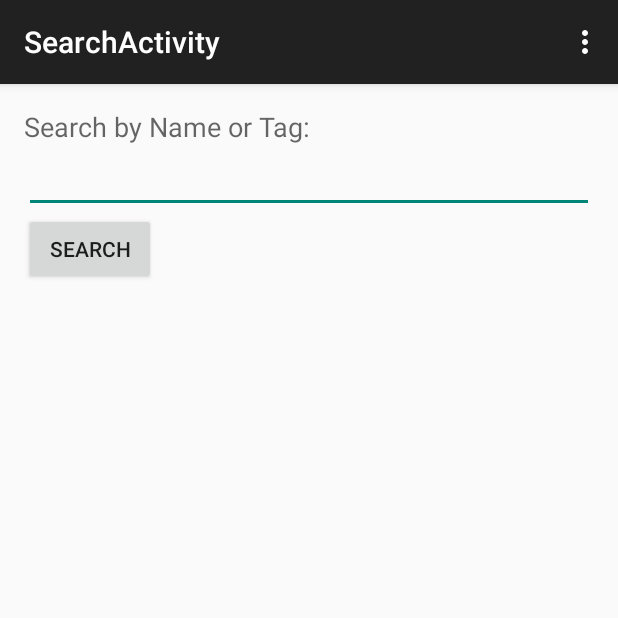
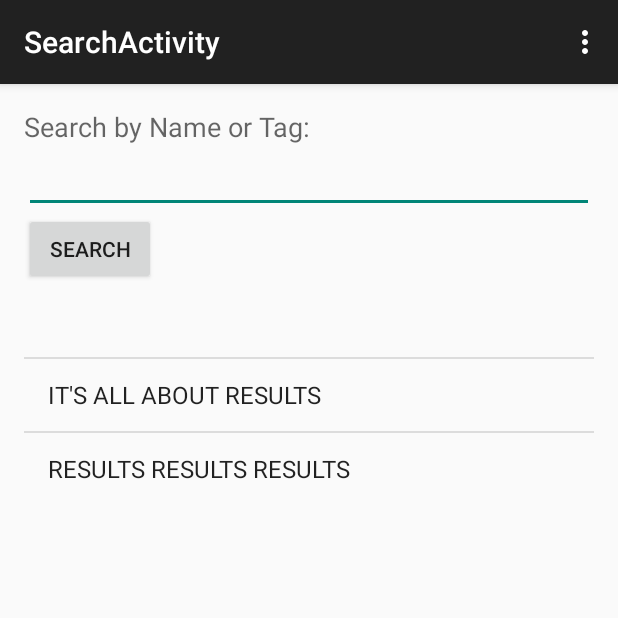
Before and after one commit to j-thiessen/restaurantguide-, an Android app: the SearchActivity screen opened directly, with no data from a screen before it, in the options menu, after a tap on "Settings", on a phone screen of 412 x 824 dp, the top half of it. Run offline under Robolectric (Android 15) with nearby library versions, the phone set to English and light mode, and no system bars.

Commit message:
search updated. now with more search

```diff
--- a/app/src/main/java/com/example/jordan/groupproject/MainActivity.java
+++ b/app/src/main/java/com/example/jordan/groupproject/MainActivity.java
@@ -14,7 +14,7 @@ public class MainActivity extends AppCompatActivity implements View.OnClickListe
         super.onCreate(savedInstanceState);
         setContentView(R.layout.activity_main);
 
-        findViewById(R.id.btnSearch).setOnClickListener(this);
+        findViewById(R.id.btnSearchSubmit).setOnClickListener(this);
         findViewById(R.id.btnView).setOnClickListener(this);
         findViewById(R.id.btnAdd).setOnClickListener(this);
         findViewById(R.id.btnAbout).setOnClickListener(this);
@@ -54,7 +54,7 @@ public class MainActivity extends AppCompatActivity implements View.OnClickListe
                 Intent att = new Intent(this, AddActivity.class);
                 startActivity(att);
                 break;
-            case R.id.btnSearch:
+            case R.id.btnSearchSubmit:
                 Intent lea = new Intent(this, SearchActivity.class);
                 startActivity(lea);
                 break;
--- a/app/src/main/java/com/example/jordan/groupproject/SearchActivity.java
+++ b/app/src/main/java/com/example/jordan/groupproject/SearchActivity.java
@@ -1,16 +1,28 @@
 package com.example.jordan.groupproject;
 
+import android.content.Intent;
 import android.support.v7.app.AppCompatActivity;
 import android.os.Bundle;
 import android.view.Menu;
 import android.view.MenuItem;
+import android.view.View;
+import android.widget.ArrayAdapter;
+import android.widget.ListView;
 
-public class SearchActivity extends AppCompatActivity {
+import java.util.List;
+
+public class SearchActivity extends AppCompatActivity implements View.OnClickListener {
+
+    ListView listView;
 
     @Override
     protected void onCreate(Bundle savedInstanceState) {
         super.onCreate(savedInstanceState);
         setContentView(R.layout.activity_search);
+
+        findViewById(R.id.btnSearchSubmit).setOnClickListener(this);
+
+
     }
 
     @Override
@@ -34,4 +46,24 @@ public class SearchActivity extends AppCompatActivity {
 
         return super.onOptionsItemSelected(item);
     }
+
+    @Override
+    public void onClick(View v) {
+
+        String[] values = new String[]{
+                "",
+                "IT'S ALL ABOUT RESULTS",
+                "RESULTS RESULTS RESULTS"
+        };
+        ListView listView = (ListView) findViewById(R.id.lstResults);
+        ArrayAdapter<String> adapter = new ArrayAdapter<String>(this, android.R.layout.simple_list_item_1, android.R.id.text1, values);
+        listView.setAdapter(adapter);
+
+        switch (v.getId()){
+
+            case R.id.btnSearchSubmit:
+                    listView.setVisibility(View.VISIBLE);
+                break;
+       }
+    }
 }
--- a/app/src/main/java/com/example/jordan/groupproject/SplashActivity.java
+++ b/app/src/main/java/com/example/jordan/groupproject/SplashActivity.java
@@ -22,8 +22,6 @@ public class SplashActivity extends AppCompatActivity {
                 startActivity(i);
             }
         }, 3000);
-
-
     }
 
     @Override
--- a/app/src/main/res/layout/activity_main.xml
+++ b/app/src/main/res/layout/activity_main.xml
@@ -12,7 +12,7 @@
         android:id="@+id/btnView"
         android:layout_marginTop="41dp"
         android:layout_gravity="top"
-        android:layout_below="@+id/button5"
+        android:layout_below="@+id/btnSearchSubmit"
         android:layout_alignParentLeft="true"
         android:layout_alignParentStart="true" />
 
@@ -42,7 +42,7 @@
         android:layout_width="match_parent"
         android:layout_height="wrap_content"
         android:text="@string/search"
-        android:id="@+id/button5"
+        android:id="@+id/btnSearchSubmit"
         android:layout_alignParentTop="true"
         android:layout_alignParentLeft="true"
         android:layout_alignParentStart="true"
--- a/app/src/main/res/layout/activity_search.xml
+++ b/app/src/main/res/layout/activity_search.xml
@@ -30,16 +30,18 @@
         android:layout_width="wrap_content"
         android:layout_height="wrap_content"
         android:text="Search"
-        android:id="@+id/btnSearch"
+        android:id="@+id/btnSearchSubmit"
         android:layout_below="@+id/editSearch"
         android:layout_alignParentLeft="true"
         android:layout_alignParentStart="true" />
 
-    <TableLayout
-        android:layout_width="match_parent"
-        android:layout_height="match_parent"
-        android:layout_below="@+id/btnSearch"
-        android:layout_alignRight="@+id/editSearch"
-        android:layout_alignEnd="@+id/editSearch"
-        android:id="@+id/tblResults"></TableLayout>
+    <ListView
+        android:layout_width="wrap_content"
+        android:layout_height="wrap_content"
+        android:id="@+id/lstResults"
+        android:layout_below="@+id/btnSearchSubmit"
+        android:layout_alignParentLeft="true"
+        android:layout_alignParentStart="true"
+        android:visibility="invisible" />
+
 </RelativeLayout>
```
